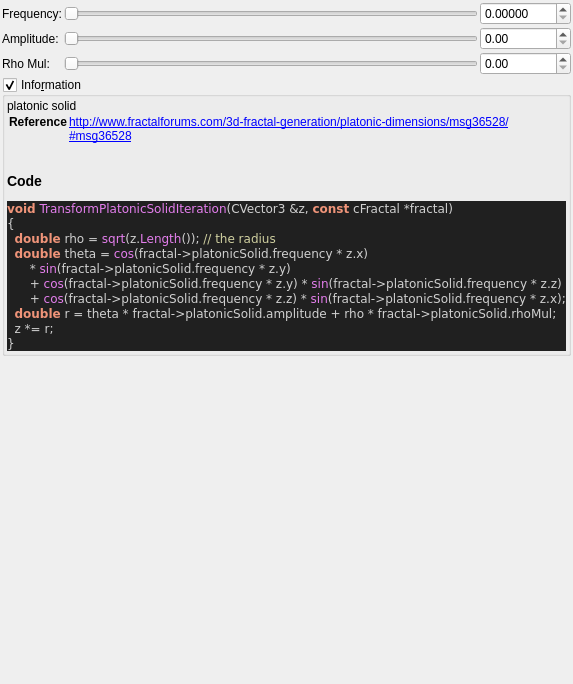
buddhi1980/mandelbulber2, file mandelbulber2/qt_data/fractal_platonic_solid.ui: the form before one commit.
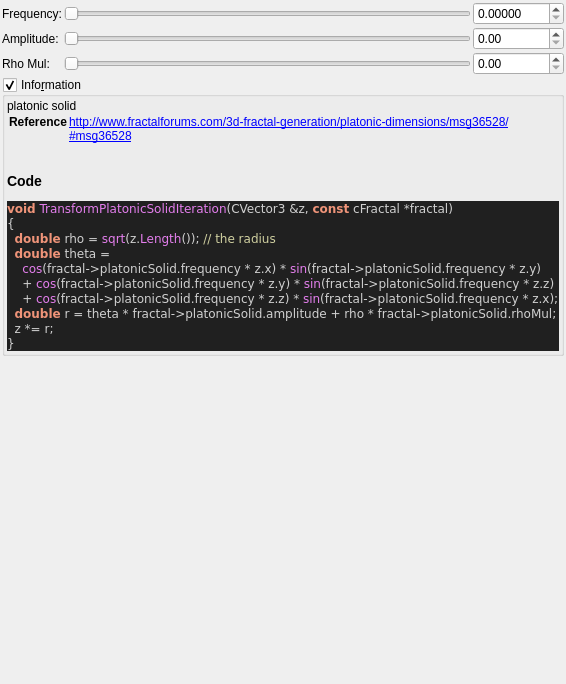
The form after the commit. Custom widgets are drawn as their Qt base class.

Commit message:
source code format for fractal_formulas.cpp
- now complete code base is refactored!
- also regenerated ui files with populateUiInformation.php
- codeStyleCheck.php is now fully functional and can be used auto
refactor the code base (may be a little slow)

Patch:
```diff
--- a/mandelbulber2/qt_data/fractal_platonic_solid.ui
+++ b/mandelbulber2/qt_data/fractal_platonic_solid.ui
@@ -237,10 +237,10 @@
 &lt;pre style=&quot;color:#d0d0d0; background-color:#202020;  font-family:'Courier New',monospace;&quot;&gt;&lt;span style=&quot;color:#f09479; font-weight:bold&quot;&gt;void&lt;/span&gt; &lt;span style=&quot;color:#e47eed&quot;&gt;TransformPlatonicSolidIteration&lt;/span&gt;&lt;span style=&quot;color:#d0d0d0&quot;&gt;(&lt;/span&gt;CVector3 &lt;span style=&quot;color:#d0d0d0&quot;&gt;&amp;amp;&lt;/span&gt;z&lt;span style=&quot;color:#d0d0d0&quot;&gt;,&lt;/span&gt; &lt;span style=&quot;color:#f09479; font-weight:bold&quot;&gt;const&lt;/span&gt; cFractal &lt;span style=&quot;color:#d0d0d0&quot;&gt;*&lt;/span&gt;fractal&lt;span style=&quot;color:#d0d0d0&quot;&gt;)&lt;/span&gt;
 &lt;span style=&quot;color:#d0d0d0&quot;&gt;{&lt;/span&gt;
   &lt;span style=&quot;color:#f09479; font-weight:bold&quot;&gt;double&lt;/span&gt; rho &lt;span style=&quot;color:#d0d0d0&quot;&gt;=&lt;/span&gt; &lt;span style=&quot;color:#e47eed&quot;&gt;sqrt&lt;/span&gt;&lt;span style=&quot;color:#d0d0d0&quot;&gt;(&lt;/span&gt;z&lt;span style=&quot;color:#d0d0d0&quot;&gt;.&lt;/span&gt;&lt;span style=&quot;color:#e47eed&quot;&gt;Length&lt;/span&gt;&lt;span style=&quot;color:#d0d0d0&quot;&gt;());&lt;/span&gt; &lt;span style=&quot;color:#d0d0a0&quot;&gt;// the radius&lt;/span&gt;
-  &lt;span style=&quot;color:#f09479; font-weight:bold&quot;&gt;double&lt;/span&gt; theta &lt;span style=&quot;color:#d0d0d0&quot;&gt;=&lt;/span&gt; &lt;span style=&quot;color:#e47eed&quot;&gt;cos&lt;/span&gt;&lt;span style=&quot;color:#d0d0d0&quot;&gt;(&lt;/span&gt;fractal&lt;span style=&quot;color:#d0d0d0&quot;&gt;-&amp;gt;&lt;/span&gt;platonicSolid&lt;span style=&quot;color:#d0d0d0&quot;&gt;.&lt;/span&gt;frequency &lt;span style=&quot;color:#d0d0d0&quot;&gt;*&lt;/span&gt; z&lt;span style=&quot;color:#d0d0d0&quot;&gt;.&lt;/span&gt;x&lt;span style=&quot;color:#d0d0d0&quot;&gt;)&lt;/span&gt;
-      &lt;span style=&quot;color:#d0d0d0&quot;&gt;*&lt;/span&gt; &lt;span style=&quot;color:#e47eed&quot;&gt;sin&lt;/span&gt;&lt;span style=&quot;color:#d0d0d0&quot;&gt;(&lt;/span&gt;fractal&lt;span style=&quot;color:#d0d0d0&quot;&gt;-&amp;gt;&lt;/span&gt;platonicSolid&lt;span style=&quot;color:#d0d0d0&quot;&gt;.&lt;/span&gt;frequency &lt;span style=&quot;color:#d0d0d0&quot;&gt;*&lt;/span&gt; z&lt;span style=&quot;color:#d0d0d0&quot;&gt;.&lt;/span&gt;y&lt;span style=&quot;color:#d0d0d0&quot;&gt;)&lt;/span&gt;
-      &lt;span style=&quot;color:#d0d0d0&quot;&gt;+&lt;/span&gt; &lt;span style=&quot;color:#e47eed&quot;&gt;cos&lt;/span&gt;&lt;span style=&quot;color:#d0d0d0&quot;&gt;(&lt;/span&gt;fractal&lt;span style=&quot;color:#d0d0d0&quot;&gt;-&amp;gt;&lt;/span&gt;platonicSolid&lt;span style=&quot;color:#d0d0d0&quot;&gt;.&lt;/span&gt;frequency &lt;span style=&quot;color:#d0d0d0&quot;&gt;*&lt;/span&gt; z&lt;span style=&quot;color:#d0d0d0&quot;&gt;.&lt;/span&gt;y&lt;span style=&quot;color:#d0d0d0&quot;&gt;) *&lt;/span&gt; &lt;span style=&quot;color:#e47eed&quot;&gt;sin&lt;/span&gt;&lt;span style=&quot;color:#d0d0d0&quot;&gt;(&lt;/span&gt;fractal&lt;span style=&quot;color:#d0d0d0&quot;&gt;-&amp;gt;&lt;/span&gt;platonicSolid&lt;span style=&quot;color:#d0d0d0&quot;&gt;.&lt;/span&gt;frequency &lt;span style=&quot;color:#d0d0d0&quot;&gt;*&lt;/span&gt; z&lt;span style=&quot;color:#d0d0d0&quot;&gt;.&lt;/span&gt;z&lt;span style=&quot;color:#d0d0d0&quot;&gt;)&lt;/span&gt;
-      &lt;span style=&quot;color:#d0d0d0&quot;&gt;+&lt;/span&gt; &lt;span style=&quot;color:#e47eed&quot;&gt;cos&lt;/span&gt;&lt;span style=&quot;color:#d0d0d0&quot;&gt;(&lt;/span&gt;fractal&lt;span style=&quot;color:#d0d0d0&quot;&gt;-&amp;gt;&lt;/span&gt;platonicSolid&lt;span style=&quot;color:#d0d0d0&quot;&gt;.&lt;/span&gt;frequency &lt;span style=&quot;color:#d0d0d0&quot;&gt;*&lt;/span&gt; z&lt;span style=&quot;color:#d0d0d0&quot;&gt;.&lt;/span&gt;z&lt;span style=&quot;color:#d0d0d0&quot;&gt;) *&lt;/span&gt; &lt;span style=&quot;color:#e47eed&quot;&gt;sin&lt;/span&gt;&lt;span style=&quot;color:#d0d0d0&quot;&gt;(&lt;/span&gt;fractal&lt;span style=&quot;color:#d0d0d0&quot;&gt;-&amp;gt;&lt;/span&gt;platonicSolid&lt;span style=&quot;color:#d0d0d0&quot;&gt;.&lt;/span&gt;frequency &lt;span style=&quot;color:#d0d0d0&quot;&gt;*&lt;/span&gt; z&lt;span style=&quot;color:#d0d0d0&quot;&gt;.&lt;/span&gt;x&lt;span style=&quot;color:#d0d0d0&quot;&gt;);&lt;/span&gt;
+  &lt;span style=&quot;color:#f09479; font-weight:bold&quot;&gt;double&lt;/span&gt; theta &lt;span style=&quot;color:#d0d0d0&quot;&gt;=&lt;/span&gt;
+    &lt;span style=&quot;color:#e47eed&quot;&gt;cos&lt;/span&gt;&lt;span style=&quot;color:#d0d0d0&quot;&gt;(&lt;/span&gt;fractal&lt;span style=&quot;color:#d0d0d0&quot;&gt;-&amp;gt;&lt;/span&gt;platonicSolid&lt;span style=&quot;color:#d0d0d0&quot;&gt;.&lt;/span&gt;frequency &lt;span style=&quot;color:#d0d0d0&quot;&gt;*&lt;/span&gt; z&lt;span style=&quot;color:#d0d0d0&quot;&gt;.&lt;/span&gt;x&lt;span style=&quot;color:#d0d0d0&quot;&gt;) *&lt;/span&gt; &lt;span style=&quot;color:#e47eed&quot;&gt;sin&lt;/span&gt;&lt;span style=&quot;color:#d0d0d0&quot;&gt;(&lt;/span&gt;fractal&lt;span style=&quot;color:#d0d0d0&quot;&gt;-&amp;gt;&lt;/span&gt;platonicSolid&lt;span style=&quot;color:#d0d0d0&quot;&gt;.&lt;/span&gt;frequency &lt;span style=&quot;color:#d0d0d0&quot;&gt;*&lt;/span&gt; z&lt;span style=&quot;color:#d0d0d0&quot;&gt;.&lt;/span&gt;y&lt;span style=&quot;color:#d0d0d0&quot;&gt;)&lt;/span&gt;
+    &lt;span style=&quot;color:#d0d0d0&quot;&gt;+&lt;/span&gt; &lt;span style=&quot;color:#e47eed&quot;&gt;cos&lt;/span&gt;&lt;span style=&quot;color:#d0d0d0&quot;&gt;(&lt;/span&gt;fractal&lt;span style=&quot;color:#d0d0d0&quot;&gt;-&amp;gt;&lt;/span&gt;platonicSolid&lt;span style=&quot;color:#d0d0d0&quot;&gt;.&lt;/span&gt;frequency &lt;span style=&quot;color:#d0d0d0&quot;&gt;*&lt;/span&gt; z&lt;span style=&quot;color:#d0d0d0&quot;&gt;.&lt;/span&gt;y&lt;span style=&quot;color:#d0d0d0&quot;&gt;) *&lt;/span&gt; &lt;span style=&quot;color:#e47eed&quot;&gt;sin&lt;/span&gt;&lt;span style=&quot;color:#d0d0d0&quot;&gt;(&lt;/span&gt;fractal&lt;span style=&quot;color:#d0d0d0&quot;&gt;-&amp;gt;&lt;/span&gt;platonicSolid&lt;span style=&quot;color:#d0d0d0&quot;&gt;.&lt;/span&gt;frequency &lt;span style=&quot;color:#d0d0d0&quot;&gt;*&lt;/span&gt; z&lt;span style=&quot;color:#d0d0d0&quot;&gt;.&lt;/span&gt;z&lt;span style=&quot;color:#d0d0d0&quot;&gt;)&lt;/span&gt;
+    &lt;span style=&quot;color:#d0d0d0&quot;&gt;+&lt;/span&gt; &lt;span style=&quot;color:#e47eed&quot;&gt;cos&lt;/span&gt;&lt;span style=&quot;color:#d0d0d0&quot;&gt;(&lt;/span&gt;fractal&lt;span style=&quot;color:#d0d0d0&quot;&gt;-&amp;gt;&lt;/span&gt;platonicSolid&lt;span style=&quot;color:#d0d0d0&quot;&gt;.&lt;/span&gt;frequency &lt;span style=&quot;color:#d0d0d0&quot;&gt;*&lt;/span&gt; z&lt;span style=&quot;color:#d0d0d0&quot;&gt;.&lt;/span&gt;z&lt;span style=&quot;color:#d0d0d0&quot;&gt;) *&lt;/span&gt; &lt;span style=&quot;color:#e47eed&quot;&gt;sin&lt;/span&gt;&lt;span style=&quot;color:#d0d0d0&quot;&gt;(&lt;/span&gt;fractal&lt;span style=&quot;color:#d0d0d0&quot;&gt;-&amp;gt;&lt;/span&gt;platonicSolid&lt;span style=&quot;color:#d0d0d0&quot;&gt;.&lt;/span&gt;frequency &lt;span style=&quot;color:#d0d0d0&quot;&gt;*&lt;/span&gt; z&lt;span style=&quot;color:#d0d0d0&quot;&gt;.&lt;/span&gt;x&lt;span style=&quot;color:#d0d0d0&quot;&gt;);&lt;/span&gt;
   &lt;span style=&quot;color:#f09479; font-weight:bold&quot;&gt;double&lt;/span&gt; r &lt;span style=&quot;color:#d0d0d0&quot;&gt;=&lt;/span&gt; theta &lt;span style=&quot;color:#d0d0d0&quot;&gt;*&lt;/span&gt; fractal&lt;span style=&quot;color:#d0d0d0&quot;&gt;-&amp;gt;&lt;/span&gt;platonicSolid&lt;span style=&quot;color:#d0d0d0&quot;&gt;.&lt;/span&gt;amplitude &lt;span style=&quot;color:#d0d0d0&quot;&gt;+&lt;/span&gt; rho &lt;span style=&quot;color:#d0d0d0&quot;&gt;*&lt;/span&gt; fractal&lt;span style=&quot;color:#d0d0d0&quot;&gt;-&amp;gt;&lt;/span&gt;platonicSolid&lt;span style=&quot;color:#d0d0d0&quot;&gt;.&lt;/span&gt;rhoMul&lt;span style=&quot;color:#d0d0d0&quot;&gt;;&lt;/span&gt;
   z &lt;span style=&quot;color:#d0d0d0&quot;&gt;*=&lt;/span&gt; r&lt;span style=&quot;color:#d0d0d0&quot;&gt;;&lt;/span&gt;
 &lt;span style=&quot;color:#d0d0d0&quot;&gt;}&lt;/span&gt;
```
The commit also changes 101 other files.
